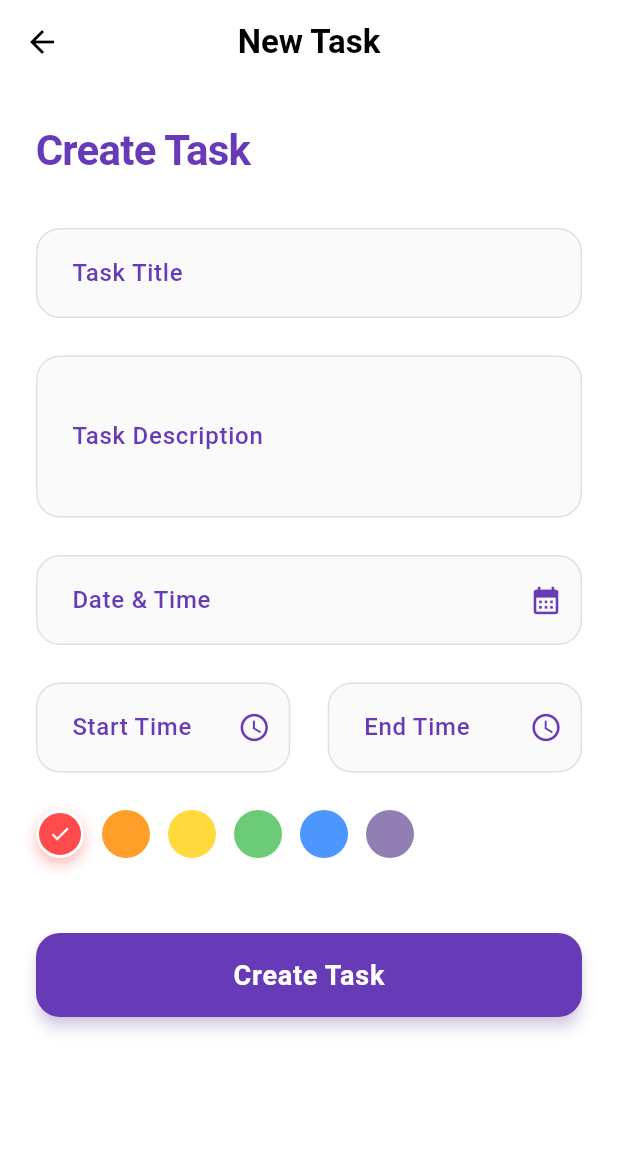
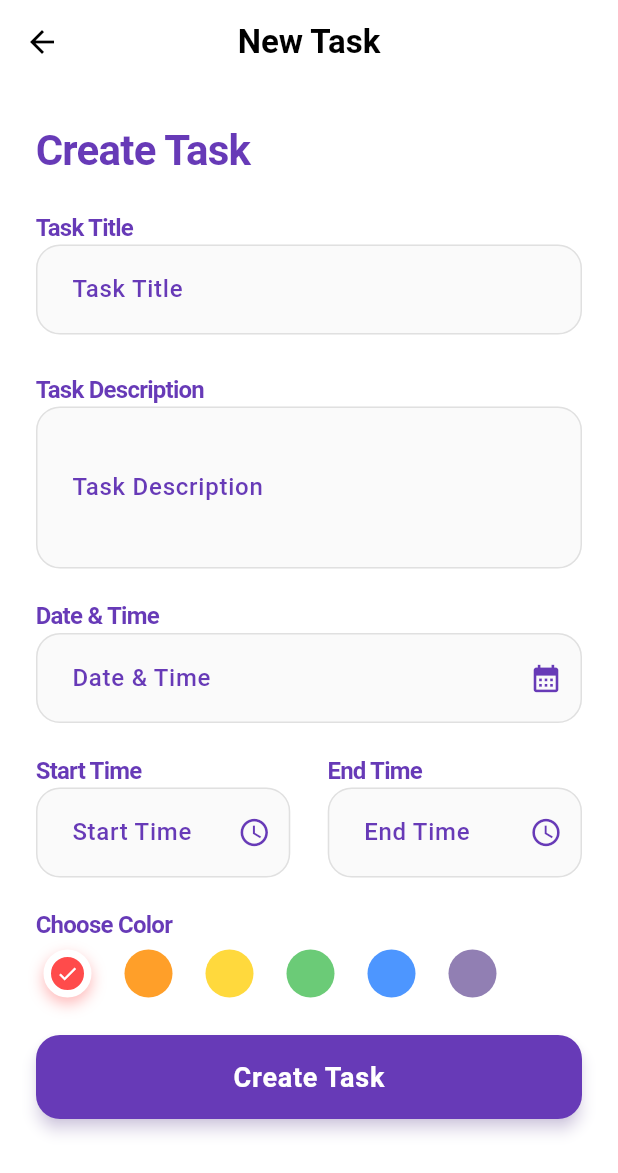
Before and after one commit to muhamedxzidan/Taskaty_App, a Flutter app: the CreateTask screen opened directly, on a phone screen of 412 x 824 dp. Shown: the top 1173 px of the screen. Run offline on Flutter 3.47's test engine with Material 3 defaults, Android fonts, the phone set to English and light mode, and no system bars; our stand-ins replace image_picker, lottie; project files that could hold a hidden picture were left out.

Commit message:
Update CreateTask UI and add CustomTextTitleWidget

```diff
--- a/lib/screens/create_task.dart
+++ b/lib/screens/create_task.dart
@@ -2,6 +2,7 @@ import 'package:flutter/material.dart';
 import 'package:taskaty_app/widgets/custom_button.dart';
 import 'package:taskaty_app/widgets/custom_colors_select.dart';
 import 'package:taskaty_app/widgets/custom_text_form_field.dart';
+import 'package:taskaty_app/widgets/custom_text_title_widget.dart';
 
 class CreateTask extends StatefulWidget {
   const CreateTask({super.key});
@@ -50,55 +51,68 @@ class _CreateTaskState extends State<CreateTask> {
             child: Column(
               crossAxisAlignment: CrossAxisAlignment.start,
               children: [
-                const Text(
-                  'Create Task',
-                  style: TextStyle(
-                    fontSize: 28,
-                    fontWeight: FontWeight.bold,
-                    color: Color(0xff673ab7),
-                    letterSpacing: -0.5,
-                  ),
-                ),
-                const SizedBox(height: 32),
+                const CustomTextTitleWidget(title: 'Create Task', size: 28),
+                const SizedBox(height: 20),
+                const CustomTextTitleWidget(title: 'Task Title', size: 16),
                 const CustomTextFormField(
                   maxLines: 1,
                   hintText: 'Enter task title',
                   label: 'Task Title',
                 ),
                 const SizedBox(height: 25),
+                const CustomTextTitleWidget(
+                  title: 'Task Description',
+                  size: 16,
+                ),
 
                 const CustomTextFormField(
                   maxLines: 3,
                   hintText: 'Enter task description',
                   label: 'Task Description',
                 ),
-                const SizedBox(height: 25),
+                const SizedBox(height: 20),
+                const CustomTextTitleWidget(title: 'Date & Time', size: 16),
                 const CustomTextFormField(
                   hintText: 'Enter Date & Time',
                   label: 'Date & Time',
                   icon: Icons.calendar_month,
                 ),
-                const SizedBox(height: 25),
+                const SizedBox(height: 20),
                 const Row(
                   children: [
                     Expanded(
-                      child: CustomTextFormField(
+                      child: Column(
+                        crossAxisAlignment: CrossAxisAlignment.start,
+                        children: [
+                          CustomTextTitleWidget(title: 'Start Time', size: 16),
+                          CustomTextFormField(
                             hintText: 'Start Time',
                             label: 'Start Time',
                             icon: Icons.access_time,
                           ),
+                        ],
+                      ),
                     ),
                     SizedBox(width: 25),
+
                     Expanded(
-                      child: CustomTextFormField(
+                      child: Column(
+                        crossAxisAlignment: CrossAxisAlignment.start,
+                        children: [
+                          CustomTextTitleWidget(title: 'End Time', size: 16),
+                          CustomTextFormField(
                             hintText: 'End Time',
                             label: 'End Time',
                             icon: Icons.access_time,
                           ),
+                        ],
+                      ),
                     ),
                   ],
                 ),
-                const SizedBox(height: 25),
+                const SizedBox(height: 20),
+                const CustomTextTitleWidget(title: 'Choose Color', size: 16),
+
                 CustomColorsSelect(
                   colors: defaultColors,
                   selectedColor: selectedColor,
@@ -108,7 +122,7 @@ class _CreateTaskState extends State<CreateTask> {
                     });
                   },
                 ),
-                const SizedBox(height: 50),
+                const SizedBox(height: 20),
                 CustomButton(text: 'Create Task', onPressed: () {}),
               ],
             ),
--- a/lib/widgets/custom_colors_select.dart
+++ b/lib/widgets/custom_colors_select.dart
@@ -23,13 +23,14 @@ class CustomColorsSelect extends StatelessWidget {
           child: Padding(
             padding: const EdgeInsets.only(right: 12),
             child: Container(
+              margin: const EdgeInsets.all(5),
               width: 32,
               height: 32,
               decoration: BoxDecoration(
                 shape: BoxShape.circle,
                 color: color,
                 border: isSelected
-                    ? Border.all(color: const Color(0xffffffff), width: 2)
+                    ? Border.all(color: const Color(0xffffffff), width: 5)
                     : null,
                 boxShadow: isSelected
                     ? [
--- /dev/null
+++ b/lib/widgets/custom_text_title_widget.dart
@@ -0,0 +1,21 @@
+import 'package:flutter/material.dart';
+
+class CustomTextTitleWidget extends StatelessWidget {
+  const CustomTextTitleWidget({super.key, required this.title, this.size});
+
+  final String title;
+  final double? size;
+
+  @override
+  Widget build(BuildContext context) {
+    return Text(
+      title,
+      style: TextStyle(
+        fontSize: size,
+        fontWeight: FontWeight.bold,
+        color: const Color(0xff673ab7),
+        letterSpacing: -0.5,
+      ),
+    );
+  }
+}
```
Lines whose indentation alone changed are shown as unchanged.
